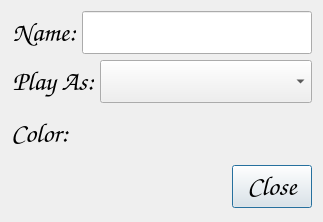
Above: playersettings.ui from AFunProgrammer/reversi before the change. Below: the same form after it.
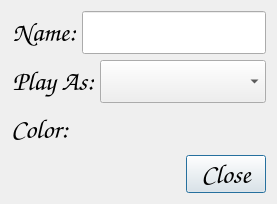
That is the form after the change. Icons and pictures are not drawn.

Commit message: Changed the way reset functions for game settings - allows visually to see what reset does before closing the dialog Changed the size of all the player piece color selection - makes it look and fit 'nicer' with surrounding Ui elements

What changed in the file:
```diff
--- a/playersettings.ui
+++ b/playersettings.ui
@@ -6,8 +6,8 @@
    <rect>
     <x>0</x>
     <y>0</y>
-    <width>323</width>
-    <height>222</height>
+    <width>277</width>
+    <height>204</height>
    </rect>
   </property>
   <property name="font">
@@ -149,8 +149,8 @@
       <widget class="QPushButton" name="btnColor">
        <property name="maximumSize">
         <size>
-         <width>64</width>
-         <height>64</height>
+         <width>40</width>
+         <height>40</height>
         </size>
        </property>
        <property name="text">
@@ -162,8 +162,8 @@
        </property>
        <property name="iconSize">
         <size>
-         <width>40</width>
-         <height>40</height>
+         <width>36</width>
+         <height>36</height>
         </size>
        </property>
        <property name="autoDefault">
```
Left out of the diff: 2 changed lines with no effect on the pictures. The commit also changes 5 other files.
